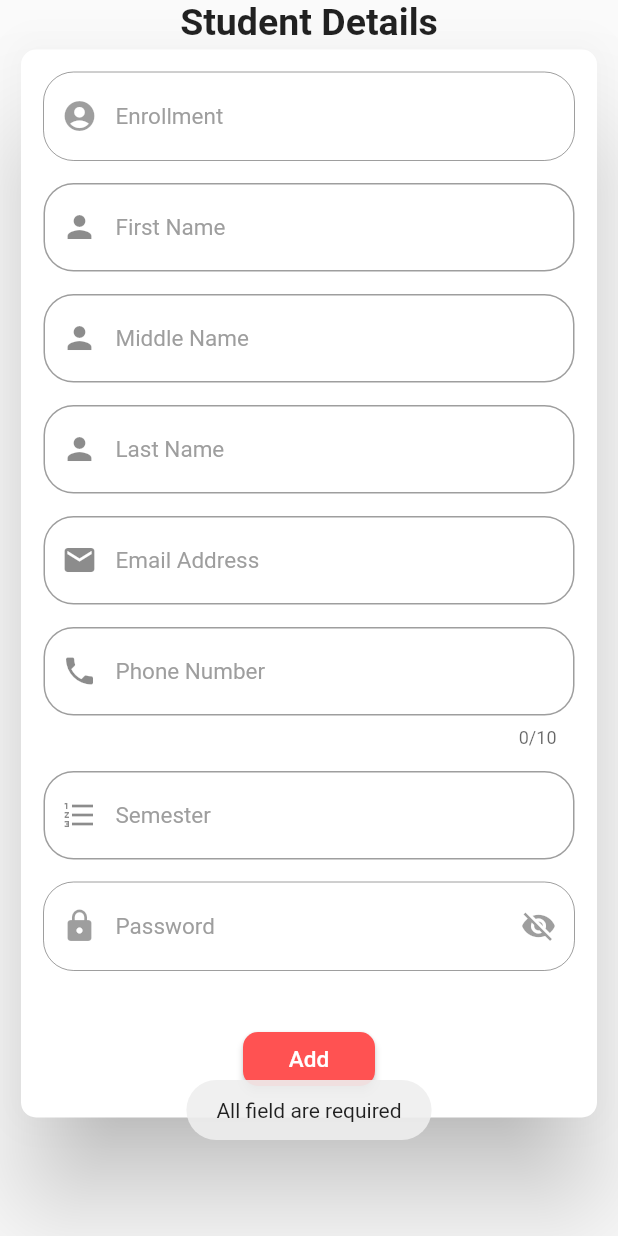
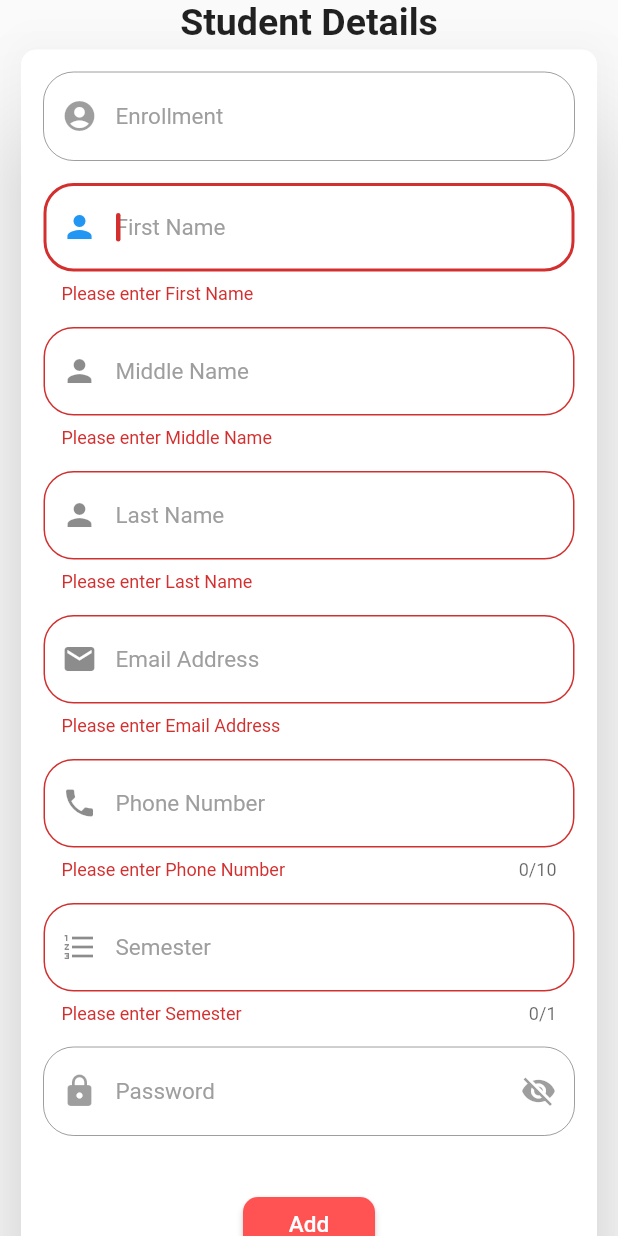
Before and after one commit to SH4LIN/EcoleAmi1.0, a Flutter app: the AddDetails screen opened directly, after a tap on "Add", on a phone screen of 412 x 824 dp. Run offline on Flutter 3.47's test engine with Material 2 defaults, Android fonts, the phone set to English and light mode, and no system bars; our stand-ins replace cloud_firestore, fluttertoast; accounts and stored records are empty.

Commit message:
Developer Student Add Cpmplete

```diff
--- a/lib/FacultyAdd.dart
+++ b/lib/FacultyAdd.dart
@@ -38,11 +38,25 @@ class _AddState extends State<Add> {
 
   final databaseReference = Firestore.instance;
 
+
 //    TextEditingController _enr;
   TextEditingController _fName = new TextEditingController();
   TextEditingController _lName = new TextEditingController();
   TextEditingController _eMail = new TextEditingController();
   TextEditingController _phone = new TextEditingController();
+
+  bool _fValidate = false;
+  bool _lValidate = false;
+  bool _emailValidate = false;
+  bool _phoneValidate = false;
+
+  void dispose() {
+    super.dispose();
+    _fName.dispose();
+    _lName.dispose();
+    _eMail.dispose();
+    _phone.dispose();
+  }
 
   bool _obscureText = true;
   @override
@@ -73,12 +87,14 @@ class _AddState extends State<Add> {
                     ),
                     new TextField(
                       controller: _fName,
+                      autofocus: true,
                       keyboardType: TextInputType.text,
                       cursorColor: Colors.purple,
                       cursorRadius: Radius.circular(50.0),
                       cursorWidth: 3.0,
                       decoration: new InputDecoration(
                           hintText: "First Name",
+                          errorText: _fValidate ? 'Please enter First Name' : null,
                           hintStyle: new TextStyle(
                             fontSize: 15.0,
                             color: Colors.grey,
@@ -100,6 +116,7 @@ class _AddState extends State<Add> {
                       cursorWidth: 3.0,
                       decoration: new InputDecoration(
                           hintText: "Last Name",
+                          errorText: _lValidate ? 'Please enter Last Name' : null,
                           hintStyle: new TextStyle(
                             fontSize: 15.0,
                             color: Colors.grey,
@@ -121,6 +138,7 @@ class _AddState extends State<Add> {
                       cursorWidth: 3.0,
                       decoration: new InputDecoration(
                           hintText: "Email Address",
+                          errorText: _emailValidate ? 'Please enter Email Address' : null,
                           hintStyle: new TextStyle(
                             fontSize: 15.0,
                             color: Colors.grey,
@@ -143,6 +161,7 @@ class _AddState extends State<Add> {
                       maxLength: 10,
                       decoration: new InputDecoration(
                           hintText: "Phone Number",
+                          errorText: _phoneValidate ? 'Please enter Phone Number' : null,
                           hintStyle: new TextStyle(
                             fontSize: 15.0,
                             color: Colors.grey,
@@ -201,7 +220,15 @@ class _AddState extends State<Add> {
                             fontSize: 15.0
                         ),
                       ),
-                      onPressed: ()=>{_onClick()},
+                      onPressed: () {
+                        setState(() {
+                          if (_fName.text.isEmpty) { _fValidate = true; } else { _fValidate = false; }
+                          if (_lName.text.isEmpty) { _lValidate = true; } else { _lValidate = false; }
+                          if (_eMail.text.isEmpty) { _emailValidate = true; } else { _emailValidate = false; }
+                          if (_phone.text.isEmpty) { _phoneValidate = true; } else { _phoneValidate = false; }
+                          if (_fName.text.isNotEmpty && _lName.text.isNotEmpty && _eMail.text.isNotEmpty && _phone.text.isNotEmpty ) { _onClick(); }
+                        });
+                      },
                       splashColor: Colors.red,
                     ),
                   ],
@@ -213,13 +240,8 @@ class _AddState extends State<Add> {
       ],
     );
   }
-  void _onClick()  async {
-
-    if (_fName.text.isEmpty || _lName.text.isEmpty || _eMail.text.isEmpty || _phone.text.isEmpty ) {
-      Fluttertoast.showToast(msg: "All fields are compulsory",gravity: ToastGravity.BOTTOM);
-    }else {
-
-      await databaseReference.collection("Faculty")
+  void _onClick() {
+    databaseReference.collection("Faculty")
         .document("1")
         .setData({
       'first_name': _fName.text,
@@ -228,15 +250,15 @@ class _AddState extends State<Add> {
       'phone_num': _phone.text,
     });
 
-//   DocumentReference ref = await databaseReference.collection("Student")
-//        .add({
-//      'first_name': _fName.text,
-//      'middle_name': _mName.text,
-//      'last_name': _lName.text,
-//      'email': _eMail.text,
-//      'phone_num': _phone.text,
-//      'sem': _sem.text,
-//    });
+/*   DocumentReference ref = await databaseReference.collection("Student")
+        .add({
+      'first_name': _fName.text,
+      'middle_name': _mName.text,
+      'last_name': _lName.text,
+      'email': _eMail.text,
+      'phone_num': _phone.text,
+      'sem': _sem.text,
+    });*/
 
     Fluttertoast.showToast(msg: "Record Added Successfully",gravity: ToastGravity.BOTTOM);
     Navigator.of(context).push(
@@ -246,4 +268,3 @@ class _AddState extends State<Add> {
 
 //print(ref.documentID);
 }
-}
--- a/lib/ManageFaculty.dart
+++ b/lib/ManageFaculty.dart
@@ -21,7 +21,6 @@ class _ManageInfoState extends State<ManageInfo> {
   List<String> enrollment = ["176170307109","176170307035","166170307501","176170307114","176170307059"];
   List<String> semester = ["6th","6th","6th","6th","6th"];
   List<String> division = ["B","A","A","B","A"];
-
   @override
   Widget build(BuildContext context) {
     return new Scaffold(
--- a/lib/StudentAdd.dart
+++ b/lib/StudentAdd.dart
@@ -52,6 +52,21 @@ class _AddState extends State<Add> {
   TextEditingController _phone = new TextEditingController();
   TextEditingController _sem = new TextEditingController();
 
+  bool _fValidate = false;
+  bool _mValidate = false;
+  bool _lValidate = false;
+  bool _emailValidate = false;
+  bool _phoneValidate = false;
+  bool _semValidate = false;
+
+  void dispose() {
+    super.dispose();
+    _fName.dispose();
+    _mName.dispose();
+    _lName.dispose();
+    _eMail.dispose();
+    _phone.dispose();
+  }
 
   @override
   Widget build(BuildContext context) {
@@ -100,12 +115,14 @@ class _AddState extends State<Add> {
                     ),
                     new TextField(
                       controller: _fName,
+                      autofocus: true,
                       keyboardType: TextInputType.text,
                       cursorColor: Colors.purple,
                       cursorRadius: Radius.circular(50.0),
                       cursorWidth: 3.0,
                       decoration: new InputDecoration(
                           hintText: "First Name",
+                          errorText: _fValidate ? 'Please enter First Name' : null,
                           hintStyle: new TextStyle(
                             fontSize: 15.0,
                             color: Colors.grey,
@@ -127,6 +144,7 @@ class _AddState extends State<Add> {
                       cursorWidth: 3.0,
                       decoration: new InputDecoration(
                           hintText: "Middle Name",
+                          errorText: _mValidate ? 'Please enter Middle Name' : null,
                           hintStyle: new TextStyle(
                             fontSize: 15.0,
                             color: Colors.grey,
@@ -148,6 +166,7 @@ class _AddState extends State<Add> {
                       cursorWidth: 3.0,
                       decoration: new InputDecoration(
                           hintText: "Last Name",
+                          errorText: _lValidate ? 'Please enter Last Name' : null,
                           hintStyle: new TextStyle(
                             fontSize: 15.0,
                             color: Colors.grey,
@@ -161,7 +180,7 @@ class _AddState extends State<Add> {
                     new Padding(
                         padding: const EdgeInsets.only(bottom: 15.0)
                     ),
-                    new TextField(
+                    new TextFormField(
                       controller: _eMail,
                       keyboardType: TextInputType.emailAddress,
                       cursorColor: Colors.purple,
@@ -169,6 +188,7 @@ class _AddState extends State<Add> {
                       cursorWidth: 3.0,
                       decoration: new InputDecoration(
                           hintText: "Email Address",
+                          errorText: _emailValidate ? 'Please enter Email Address' : null,
                           hintStyle: new TextStyle(
                             fontSize: 15.0,
                             color: Colors.grey,
@@ -191,6 +211,7 @@ class _AddState extends State<Add> {
                       maxLength: 10,
                       decoration: new InputDecoration(
                           hintText: "Phone Number",
+                          errorText: _phoneValidate ? 'Please enter Phone Number' : null,
                           hintStyle: new TextStyle(
                             fontSize: 15.0,
                             color: Colors.grey,
@@ -206,12 +227,14 @@ class _AddState extends State<Add> {
                     ),
                     new TextField(
                       controller: _sem,
+                      maxLength: 1,
                       keyboardType: TextInputType.number,
                       cursorColor: Colors.purple,
                       cursorRadius: Radius.circular(50.0),
                       cursorWidth: 3.0,
                       decoration: new InputDecoration(
                           hintText: "Semester",
+                          errorText: _semValidate ? 'Please enter Semester' : null,
                           hintStyle: new TextStyle(
                             fontSize: 15.0,
                             color: Colors.grey,
@@ -261,7 +284,6 @@ class _AddState extends State<Add> {
                     ),
                     new RaisedButton(
                       color: Colors.redAccent,
-
                       shape: RoundedRectangleBorder(
                           borderRadius: BorderRadius.circular(10.0)
                       ),
@@ -272,7 +294,17 @@ class _AddState extends State<Add> {
                             fontSize: 15.0
                         ),
                       ),
-                      onPressed: _onClick,
+                      onPressed: () {
+                        setState(() {
+                          if (_fName.text.isEmpty) { _fValidate = true; } else { _fValidate = false; }
+                          if (_mName.text.isEmpty) { _mValidate = true; } else { _mValidate = false; }
+                          if (_lName.text.isEmpty) { _lValidate = true; } else { _lValidate = false; }
+                          if (_eMail.text.isEmpty) { _emailValidate = true; } else { _emailValidate = false; }
+                          if (_phone.text.isEmpty) { _phoneValidate = true; } else { _phoneValidate = false; }
+                          if (_sem.text.isEmpty) { _semValidate = true; } else { _semValidate = false; }
+                          if (_fValidate == false && _mValidate == false && _lValidate == false && _emailValidate == false && _phoneValidate == false && _semValidate == false) { _onClick(); }
+                        });
+                      },
                       splashColor: Colors.red,
                     ),
                   ],
@@ -287,21 +319,20 @@ class _AddState extends State<Add> {
 
   void _onClick() async {
 
-    if (_fName.text.isEmpty || _mName.text.isEmpty || _lName.text.isEmpty || _eMail.text.isEmpty || _phone.text.isEmpty || _sem.text.isEmpty) {
-      Fluttertoast.showToast(msg: "All field are required",gravity: ToastGravity.BOTTOM);
-    }else {
-
-      await databaseReference.collection("Student")
-          .document("1")
+    await databaseReference.collection("student_details")
+        .document(_phone.text.toString())
         .setData({
       'first_name': _fName.text,
       'middle_name': _mName.text,
       'last_name': _lName.text,
       'email': _eMail.text,
-        'phone_num': _phone.text,
-        'sem': _sem.text,
+      'phone_number': _phone.text,
+      'semester': _sem.text,
     });
-
+    Fluttertoast.showToast(msg: "Record Added Successfully",gravity: ToastGravity.BOTTOM);
+    Navigator.of(context).push(
+        new MaterialPageRoute(builder: (BuildContext context)=>new ManageStudent())
+    );
 //   DocumentReference ref = await databaseReference.collection("Student")
 //        .add({
 //      'first_name': _fName.text,
@@ -312,10 +343,7 @@ class _AddState extends State<Add> {
 //      'sem': _sem.text,
 //    });
 
-      Fluttertoast.showToast(msg: "Record Added Successfully",gravity: ToastGravity.BOTTOM);
-      Navigator.of(context).push(
-          new MaterialPageRoute(builder: (BuildContext context)=>new ManageStudent())
-      );
+
   }
 
 
@@ -324,4 +352,3 @@ class _AddState extends State<Add> {
 
 //print(ref.documentID);
 }
-}
```
Lines whose indentation alone changed are shown as unchanged.
